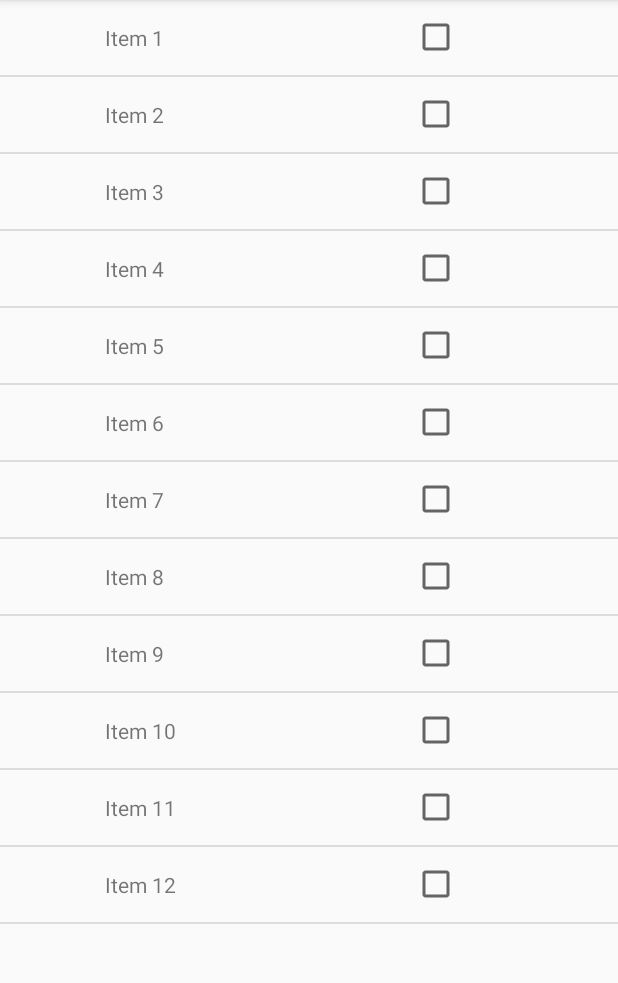
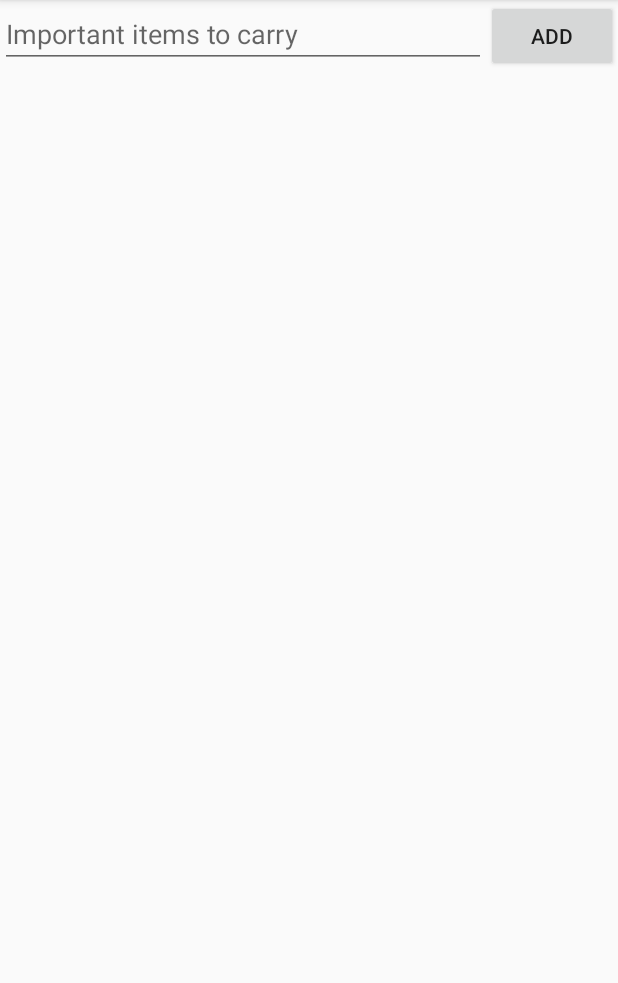
Before and after one commit to usurakod/Groupathon2, an Android app: the Group_itemchecklist screen opened directly, with no data from a screen before it, on a phone screen of 412 x 824 dp, the part 84-1067 px from its top. Run offline under Robolectric (Android 15) with nearby library versions, the phone set to English and light mode, and no system bars; our stand-ins replace Firebase (no records; nobody signed in at launch, a user with empty details on screens opened directly).

Commit message:
Code for itemlist and navigating groups under a category to group page

```diff
--- a/Groupathon/app/src/main/java/com/example/umasurakod/groupathon/Group_itemchecklist.java
+++ b/Groupathon/app/src/main/java/com/example/umasurakod/groupathon/Group_itemchecklist.java
@@ -1,40 +1,124 @@
 package com.example.umasurakod.groupathon;
 
 import android.app.Activity;
-import android.content.res.Resources;
 import android.os.Bundle;
+import android.support.annotation.NonNull;
+import android.support.annotation.Nullable;
 import android.support.v7.app.AppCompatActivity;
 import android.view.LayoutInflater;
 import android.view.View;
 import android.view.ViewGroup;
 import android.widget.AdapterView;
 import android.widget.ArrayAdapter;
-import android.widget.CheckBox;
-import android.widget.ImageView;
+import android.widget.Button;
+import android.widget.EditText;
 import android.widget.ListView;
 import android.widget.TextView;
+import android.widget.Toast;
+import com.google.android.gms.tasks.OnCompleteListener;
+import com.google.android.gms.tasks.Task;
+import com.google.firebase.database.ChildEventListener;
+import com.google.firebase.database.DataSnapshot;
+import com.google.firebase.database.DatabaseError;
+import com.google.firebase.database.DatabaseReference;
+import com.google.firebase.database.FirebaseDatabase;
+import java.util.ArrayList;
+import java.util.HashMap;
 
 public class Group_itemchecklist extends AppCompatActivity {
 
     ListView list;
-    CheckBox checkbox;
-    String[] itemlist;
-    //Integer[] images = {R.drawable.download1, R.drawable.download2, R.drawable.download3, R.drawable.download4, R.drawable.download5, R.drawable.download7, R.drawable.download8};
+    EditText editText;
+    Button addButton;
+    String grpName;
+    ArrayAdapter<String> adapter;
+    ArrayList<String> listItems;
+    DatabaseReference itemchecklist;
+    String name;
+    String itemid;
 
     @Override
     protected void onCreate(Bundle savedInstanceState) {
         super.onCreate(savedInstanceState);
-        setContentView(R.layout.list_general);
+        setContentView(R.layout.group_checklistview);
+        editText = (EditText) findViewById(R.id.editText);
+        addButton = (Button) findViewById(R.id.addItem);
+        listItems = new ArrayList<String>();
+        grpName=getIntent().getStringExtra("GrpName");
 
-        Resources res= getResources();
-        itemlist=res.getStringArray(R.array.items);
-        Adapter adapter = new Adapter(this, itemlist,checkbox);
+        adapter = new Adapter(this, listItems);
         list = findViewById(R.id.list_view);
         list.setAdapter(adapter);
+        itemchecklist = FirebaseDatabase.getInstance().getReference().child("GroupItemchecklist").child(grpName);
+
+
+        addButton.setOnClickListener(new View.OnClickListener() {
+
+            public void onClick(View v) {
+                if(editText.getText().toString().length()>0) {
+                    String itemname=editText.getText().toString();
+                    //listItems.add(itemname);
+                    editText.getText().clear();
+
+                    itemid=itemchecklist.push().getKey();
+                    HashMap<String,String> itemMap = new HashMap<>();
+                    itemMap.put("Item",itemname);
+
+                    itemchecklist.child(itemid).setValue(itemMap).addOnCompleteListener(new OnCompleteListener<Void>() {
+                        @Override
+                        public void onComplete(@NonNull Task<Void> task) {
+                            if(task.isSuccessful()){
+                                Toast.makeText(Group_itemchecklist.this, "Item added Successfully", Toast.LENGTH_SHORT).show();
+                            }
+                            else{
+                                Toast.makeText(Group_itemchecklist.this,"Could not add Item, please contact the customer care",Toast.LENGTH_SHORT).show();
+                            }
+                        }
+                    });
+                    adapter.notifyDataSetChanged();
+                }
+            }
+        });
+
+        itemchecklist.addChildEventListener(new ChildEventListener() {
+            @Override
+            public void onChildAdded(@NonNull DataSnapshot dataSnapshot, @Nullable String s) {
+                if(dataSnapshot.child("Item").getValue(String.class)!=null ) {
+
+                name = dataSnapshot.child("Item").getValue(String.class);
+
+                listItems.add(name);
+                adapter.notifyDataSetChanged();
+                }
+            }
+
+
+
+            @Override
+            public void onChildChanged(@NonNull DataSnapshot dataSnapshot, @Nullable String s) {
+
+            }
+
+            @Override
+            public void onChildRemoved(@NonNull DataSnapshot dataSnapshot) {
+
+            }
+
+            @Override
+            public void onChildMoved(@NonNull DataSnapshot dataSnapshot, @Nullable String s) {
+
+            }
+
+            @Override
+            public void onCancelled(@NonNull DatabaseError databaseError) {
+
+            }
+        });
 
         list.setOnItemClickListener(new AdapterView.OnItemClickListener() {
             @Override
             public void onItemClick(AdapterView<?> adapterView, View view, int position, long l) {
+
 
             }
         });
@@ -42,23 +126,19 @@ public class Group_itemchecklist extends AppCompatActivity {
 
     class Adapter extends ArrayAdapter<String> {
         private final Activity activity;
-        private final String[] item;
-        private final CheckBox checkbox;
+        private final ArrayList<String> item;
 
-        public Adapter(Activity activity, String[] item,CheckBox checkbox) {
+        public Adapter(Activity activity, ArrayList<String> item) {
             super(activity, R.layout.group_itemchecklist, item);
             this.activity = activity;
             this.item = item;
-            this.checkbox=checkbox;
         }
 
         public View getView(int position, View view, ViewGroup parent) {
             LayoutInflater inflater = activity.getLayoutInflater();
             View rowView = inflater.inflate(R.layout.group_itemchecklist, null, true);
-
             TextView txtTitle = (TextView) rowView.findViewById(R.id.item);
-            CheckBox checkBox=rowView.findViewById(R.id.checkBox);
-            txtTitle.setText(itemlist[position]);
+            txtTitle.setText(listItems.get(position));
             return rowView;
 
         }
--- a/Groupathon/app/src/main/java/com/example/umasurakod/groupathon/MainActivity.java
+++ b/Groupathon/app/src/main/java/com/example/umasurakod/groupathon/MainActivity.java
@@ -229,6 +229,7 @@ public class MainActivity extends AppCompatActivity {
         events.setOnItemClickListener(new AdapterView.OnItemClickListener() {
             @Override
             public void onItemClick(AdapterView<?> adapterView, View view, int position, long l) {
+
                 Intent intent = new Intent(getApplicationContext(), join_group.class);
                 intent.putExtra("GrpName", latestGroupNames.get(position));
                 intent.putExtra("GrpDesc", latestGroupDescriptions.get(position));
--- a/Groupathon/app/src/main/java/com/example/umasurakod/groupathon/create_group.java
+++ b/Groupathon/app/src/main/java/com/example/umasurakod/groupathon/create_group.java
@@ -84,6 +84,7 @@ public class create_group extends AppCompatActivity implements AdapterView.OnIte
 
                 HashMap<String,String> categorymap = new HashMap<>();
                 categorymap.put("Name",grp_Name);
+                categorymap.put("Details",grp_Details);
 
                 HashMap<String,String> userMap = new HashMap<>();
                 userMap.put("Name",grp_Name);
--- /dev/null
+++ b/Groupathon/app/src/main/res/layout/group_checklistview.xml
@@ -0,0 +1,34 @@
+<?xml version="1.0" encoding="utf-8"?>
+<RelativeLayout xmlns:android="http://schemas.android.com/apk/res/android"
+    xmlns:tools="http://schemas.android.com/tools"
+    android:layout_width="match_parent"
+    android:layout_height="match_parent"
+    android:focusable="true"
+    android:focusableInTouchMode="true">
+
+    <EditText
+
+        android:id="@+id/editText"
+        android:layout_width="match_parent"
+        android:layout_height="wrap_content"
+        android:layout_alignParentTop="true"
+        android:layout_toLeftOf="@+id/addItem"
+        android:hint="Important items to carry"
+        android:selectAllOnFocus="false">
+    </EditText>
+
+    <Button
+        android:id="@+id/addItem"
+        android:layout_width="wrap_content"
+        android:layout_height="wrap_content"
+        android:layout_alignParentRight="true"
+        android:text="Add" />
+
+    <ListView
+        android:id="@+id/list_view"
+        android:layout_width="match_parent"
+        android:layout_height="wrap_content"
+        android:layout_below="@+id/editText" >
+    </ListView>
+
+</RelativeLayout>
--- a/Groupathon/app/src/main/res/layout/group_itemchecklist.xml
+++ b/Groupathon/app/src/main/res/layout/group_itemchecklist.xml
@@ -8,11 +8,6 @@
         android:id="@+id/item"
         android:layout_width="match_parent"
         android:layout_height="50dp"
-        android:paddingLeft="70dp"
+        android:gravity="center"
         android:layout_weight="1" />
-    <CheckBox
-        android:id="@+id/checkBox"
-        android:layout_width="match_parent"
-        android:layout_height="50dp"
-        android:layout_weight="2" />
 </LinearLayout>
```
Also changed, not shown: Groupathon/app/src/main/java/com/example/umasurakod/groupathon/Category_groups.java (+12 -0 lines).
